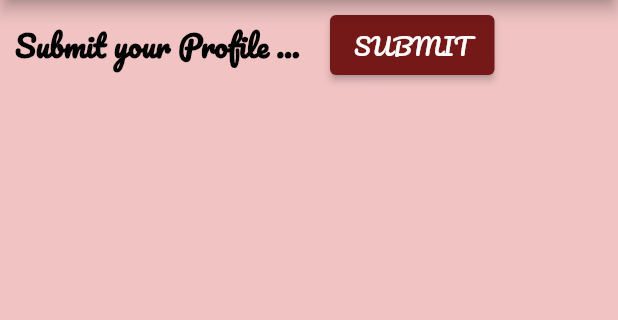
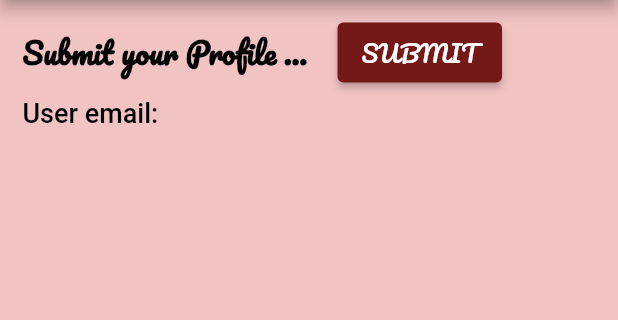
Before and after one commit to FaidraA/EMPer, a Flutter app: the screen it shows after launch, on a phone screen of 412 x 824 dp, the part 84-404 px from its top. Run offline on Flutter 3.47's test engine with Material 2 defaults, Android fonts, the phone set to English and light mode, and no system bars; our stand-ins replace google_fonts.

Commit message:
Update sign_up.dart

```diff
--- a/lib/screens/sign_up.dart
+++ b/lib/screens/sign_up.dart
@@ -25,7 +25,7 @@ class _SignUpState extends State<SignUp> {
         ),
         backgroundColor: const Color(0xFFF1C3C3),
         body: Padding(
-          padding: const EdgeInsets.all(10.0),
+          padding: const EdgeInsets.all(15.0),
           child: Column(
             children: <Widget>[
               Row(
@@ -36,7 +36,7 @@ class _SignUpState extends State<SignUp> {
                         fontSize: 20,
                         color: Colors.black,
                       )),
-                  SizedBox(
+                  const SizedBox(
                     width: 10,
                   ),
                   Container(
@@ -60,6 +60,127 @@ class _SignUpState extends State<SignUp> {
                       )),
                 ],
               ),
+              const SizedBox(
+                height: 10,
+              ),
+              Row(
+                children: <Widget>[
+                  Text('User email:',
+                      style: GoogleFonts.roboto(
+                        fontWeight: FontWeight.w500,
+                        fontSize: 18,
+                        color: Colors.black,
+                      )),
+                  //Text(),
+                ],
+              ),
+              // const SizedBox(
+              //   height: 10,
+              // ),
+              // Row(
+              //   children: <Widget>[
+              //     Text('User Password:',
+              //         style: GoogleFonts.roboto(
+              //           fontWeight: FontWeight.w500,
+              //           fontSize: 18,
+              //           color: Colors.black,
+              //         )),
+              //     //Text(),
+              //   ],
+              // ),
+              // const SizedBox(
+              //   height: 10,
+              // ),
+              // Row(
+              //   children: <Widget>[
+              //     Text('Your Gender is:',
+              //         style: GoogleFonts.roboto(
+              //           fontWeight: FontWeight.w500,
+              //           fontSize: 18,
+              //           color: Colors.black,
+              //         )),
+              //     //Text(),
+              //   ],
+              // ),
+              // const SizedBox(
+              //   height: 10,
+              // ),
+              // Row(
+              //   children: <Widget>[
+              //     Text('Your dating preference:',
+              //         style: GoogleFonts.roboto(
+              //           fontWeight: FontWeight.w500,
+              //           fontSize: 18,
+              //           color: Colors.black,
+              //         )),
+              //     //Text(),
+              //   ],
+              // ),
+              // const SizedBox(
+              //   height: 10,
+              // ),
+              // Row(
+              //   children: <Widget>[
+              //     Text('Your reationship preference:',
+              //         style: GoogleFonts.roboto(
+              //           fontWeight: FontWeight.w500,
+              //           fontSize: 18,
+              //           color: Colors.black,
+              //         )),
+              //     //Text(),
+              //   ],
+              // ),
+              // const SizedBox(
+              //   height: 10,
+              // ),
+              // Row(
+              //   children: <Widget>[
+              //     Text('Your NTUA school:',
+              //         style: GoogleFonts.roboto(
+              //           fontWeight: FontWeight.w500,
+              //           fontSize: 18,
+              //           color: Colors.black,
+              //         )),
+              //     //Text(),
+              //   ],
+              // ),
+              // const SizedBox(
+              //   height: 10,
+              // ),
+              // Row(
+              //   children: <Widget>[
+              //     Text('Your dating preference:',
+              //         style: GoogleFonts.roboto(
+              //           fontWeight: FontWeight.w500,
+              //           fontSize: 18,
+              //           color: Colors.black,
+              //         )),
+              //     //Text(),
+              //   ],
+              // ),
+              // SizedBox(
+              //   height: 10,
+              // ),
+              // Row(
+              //   children: <Widget>[
+              //     Text('Your profile description:',
+              //         style: GoogleFonts.roboto(
+              //           fontWeight: FontWeight.w500,
+              //           fontSize: 18,
+              //           color: Colors.black,
+              //         )),
+              //     //Text(),
+              //   ],
+              // ),
+              // SizedBox(
+              //   height: 10,
+              // ),
+              // Text('Add your profile picture:',
+              //     style: GoogleFonts.roboto(
+              //       fontWeight: FontWeight.w500,
+              //       fontSize: 18,
+              //       color: Colors.black,
+              //     )),
             ],
           ),
         ),
```
